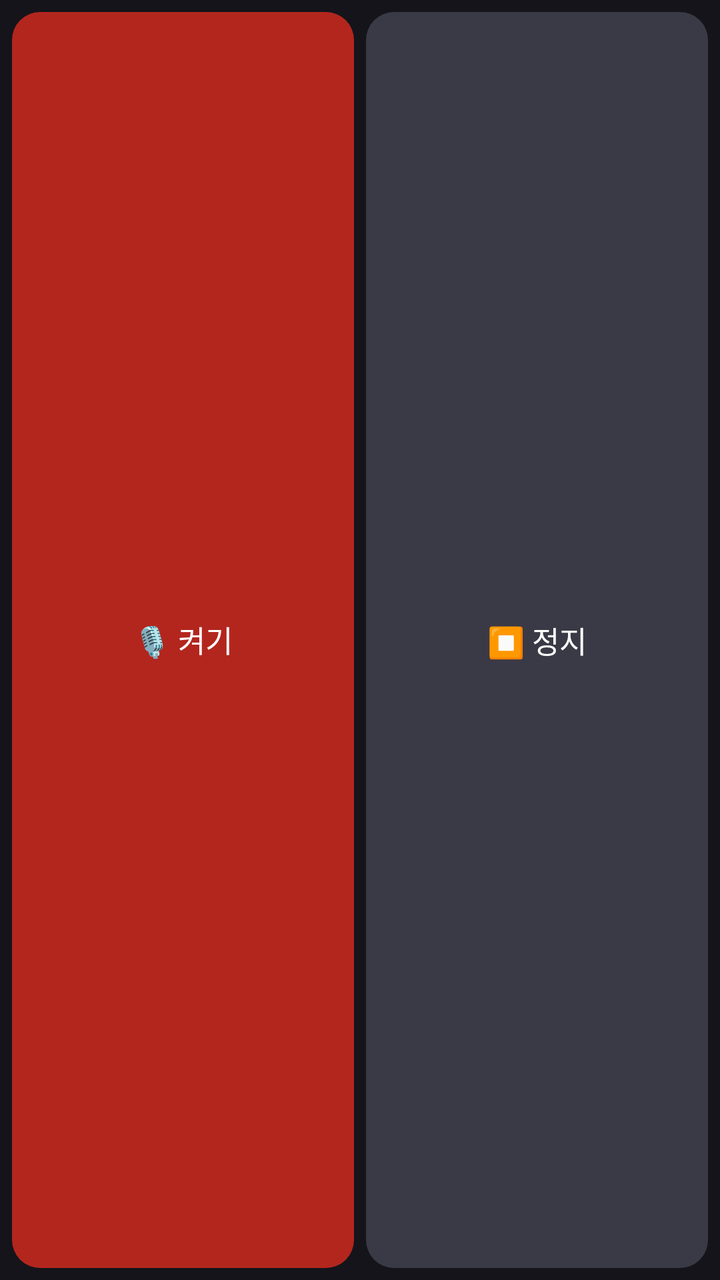
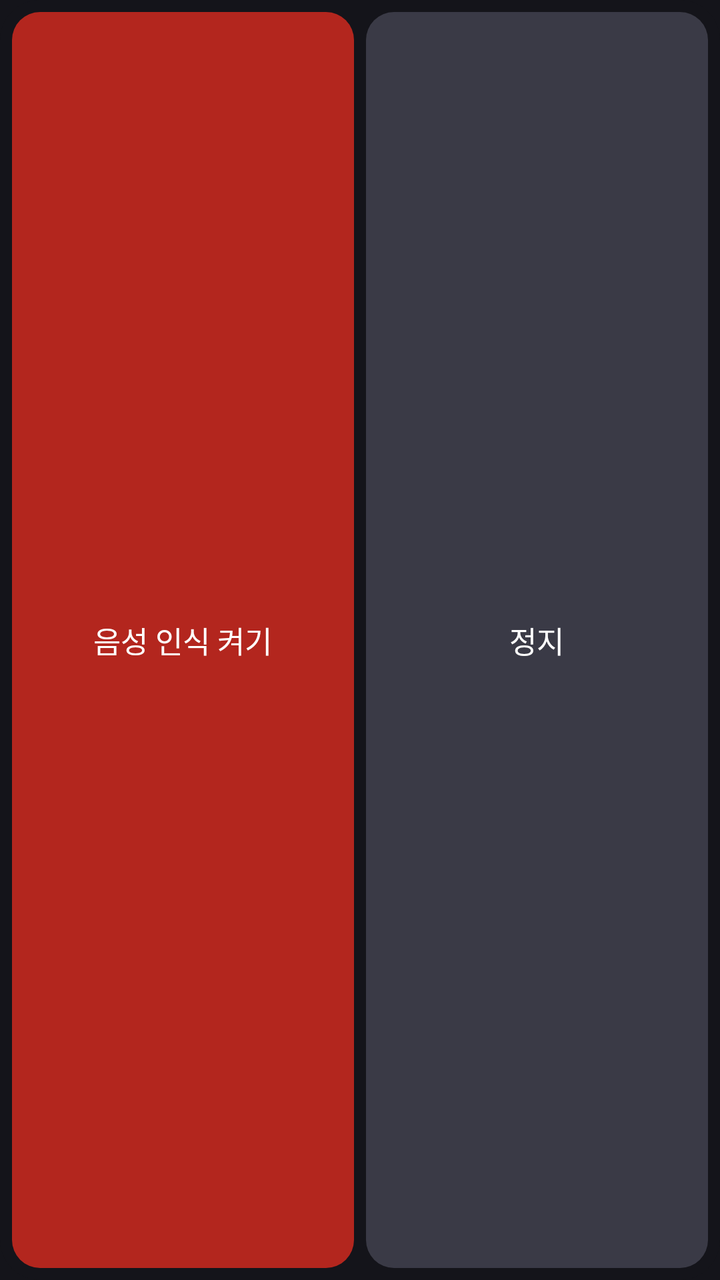

Before-and-after screenshots of an Android layout around one commit, followed by the original layout XML and the change that was made.
<!-- AndroidManifest.xml: application theme AppTheme -->
<!-- res/layout/widget.xml -->
<?xml version="1.0" encoding="utf-8"?>
<LinearLayout xmlns:android="http://schemas.android.com/apk/res/android"
    android:layout_width="match_parent"
    android:layout_height="match_parent"
    android:background="@drawable/widget_bg"
    android:gravity="center"
    android:orientation="horizontal"
    android:padding="6dp">

    <TextView
        android:id="@+id/w_listen"
        android:layout_width="0dp"
        android:layout_height="match_parent"
        android:layout_marginEnd="6dp"
        android:layout_weight="1"
        android:background="@drawable/widget_btn"
        android:gravity="center"
        android:text="🎙 켜기"
        android:textColor="#FFFFFF"
        android:textSize="15sp" />

    <TextView
        android:id="@+id/w_stop"
        android:layout_width="0dp"
        android:layout_height="match_parent"
        android:layout_weight="1"
        android:background="@drawable/widget_btn_dark"
        android:gravity="center"
        android:text="⏹ 정지"
        android:textColor="#FFFFFF"
        android:textSize="15sp" />
</LinearLayout>
<!-- resources referenced by this layout -->
<resources>
  <!-- drawable widget_bg (drawable) -->
  <?xml version="1.0" encoding="utf-8"?>
  <shape xmlns:android="http://schemas.android.com/apk/res/android" android:shape="rectangle">
      <solid android:color="#E614141A" />
      <corners android:radius="20dp" />
  </shape>
  <!-- drawable widget_btn (drawable) -->
  <?xml version="1.0" encoding="utf-8"?>
  <shape xmlns:android="http://schemas.android.com/apk/res/android" android:shape="rectangle">
      <solid android:color="#B3261E" />
      <corners android:radius="14dp" />
  </shape>
  <!-- drawable widget_btn_dark (drawable) -->
  <?xml version="1.0" encoding="utf-8"?>
  <shape xmlns:android="http://schemas.android.com/apk/res/android" android:shape="rectangle">
      <solid android:color="#3A3A46" />
      <corners android:radius="14dp" />
  </shape>
  <style name="AppTheme" parent="Theme.AppCompat.NoActionBar">
          <item name="colorPrimary">#B3261E</item>
          <item name="colorAccent">#E8665C</item>
          <item name="android:windowBackground">#14141A</item>
          <item name="android:statusBarColor">#14141A</item>
          <item name="android:navigationBarColor">#14141A</item>
      </style>
</resources>

<!-- the commit's change to res/layout/widget.xml (unified diff, before → after) -->
@@ -15,7 +15,8 @@
         android:layout_weight="1"
         android:background="@drawable/widget_btn"
         android:gravity="center"
-        android:text="🎙 켜기"
+        android:text="음성 인식 켜기"
+        android:drawablePadding="6dp"
         android:textColor="#FFFFFF"
         android:textSize="15sp" />
 
@@ -26,7 +27,7 @@
         android:layout_weight="1"
         android:background="@drawable/widget_btn_dark"
         android:gravity="center"
-        android:text="⏹ 정지"
+        android:text="정지"
         android:textColor="#FFFFFF"
         android:textSize="15sp" />
 </LinearLayout>
